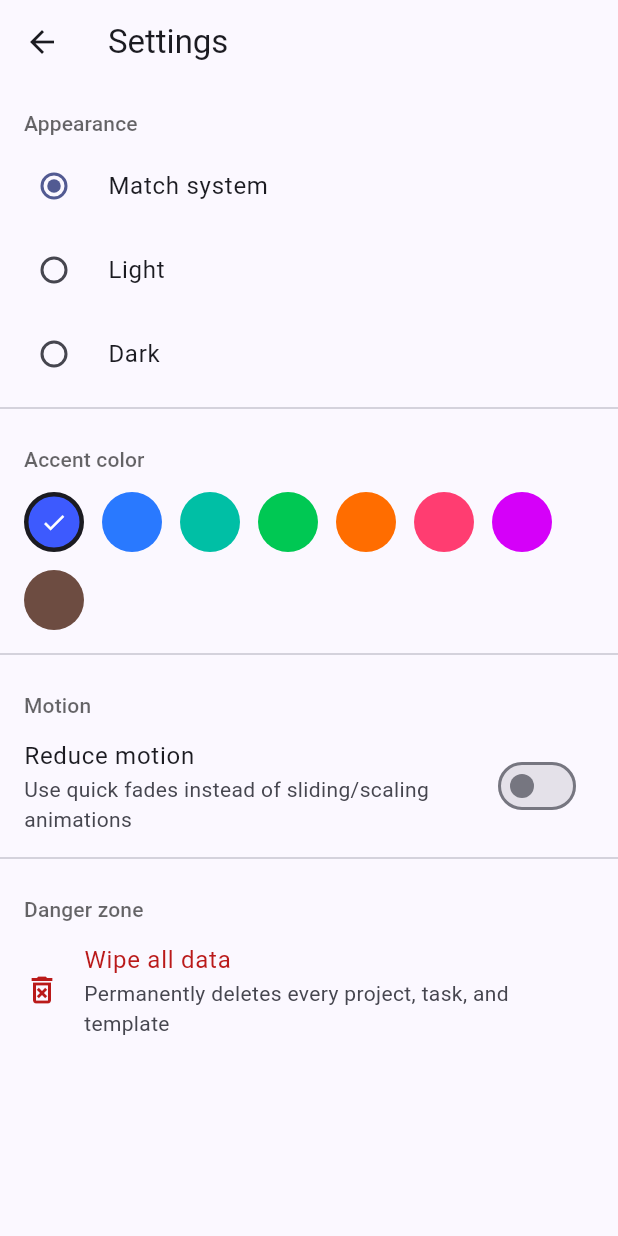
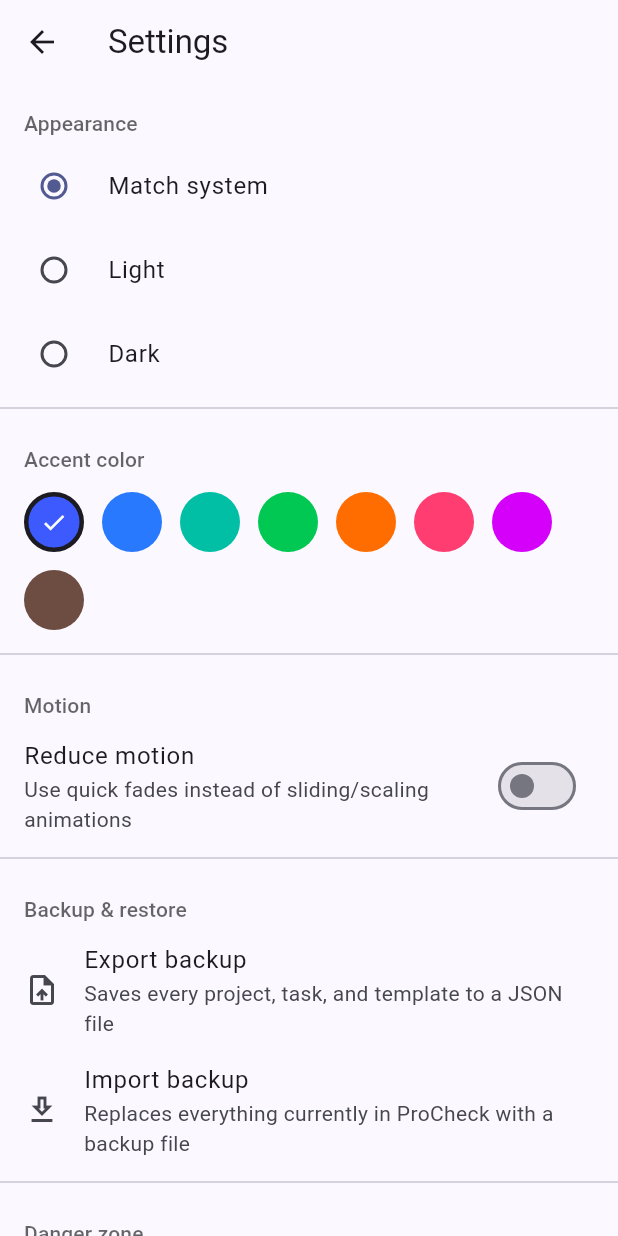
Before and after one commit to JellevdBerg/Procheck-listing-app, a Flutter app: the SettingsScreen screen opened directly, on a phone screen of 412 x 824 dp. Run offline on Flutter 3.47's test engine with Material 3 defaults, Android fonts, the phone set to English and light mode, and no system bars; our stand-ins replace file_picker, flutter_riverpod, hive, hive_flutter; accounts and stored records are empty.

Commit message:
Add backup/restore: export and re-import the full Hive store as JSON
Settings > Backup & restore gets two new actions:

- Export backup: serializes every project, task (with subtasks), task
  template, and setting to a single indented JSON file (via a native
  save dialog on desktop, a browser download on web), tagged with a
  schema version for forward compatibility.
- Import backup: picks a .json file, validates and parses it, confirms
  with the user (this replaces everything currently stored), then
  replaces every Hive box's contents and reloads each provider's state
  in one go via new restoreAll() methods.

Added toJson/fromJson to each Hive model (Project, Task, Subtask,
TaskTemplate, TemplateSubtask) and to AppSettings, all hand-written
rather than generated so the wire format stays independent of the Hive
adapters. Uses the file_picker package for the open/save dialogs, which
covers desktop, web, and mobile uniformly.

Added a unit test for the JSON round-trip and version/format validation
in backup_service_test.dart.

Co-Authored-By: Claude Sonnet 5 <noreply@anthropic.com>
Claude-Session: https://claude.ai/code/session_019yqX4kWsz4fTKXYhpjpwbe

```diff
--- /dev/null
+++ b/lib/data/backup_service.dart
@@ -0,0 +1,105 @@
+import '../models/project.dart';
+import '../models/task.dart';
+import '../models/task_template.dart';
+import '../providers/settings_provider.dart';
+
+/// The current on-disk shape of a backup file. Bump this if the shape of
+/// [buildBackupJson]/[parseBackupJson] ever changes incompatibly, and branch
+/// on it in [parseBackupJson] so older backups still import correctly.
+const backupSchemaVersion = 1;
+
+/// Thrown by [parseBackupJson] when the given JSON isn't a recognizable
+/// ProCheck backup (wrong shape, or a schema version this build doesn't
+/// know how to read).
+class BackupFormatException implements Exception {
+  BackupFormatException(this.message);
+  final String message;
+
+  @override
+  String toString() => message;
+}
+
+/// Everything [parseBackupJson] extracts from a backup file, ready to hand
+/// to each provider's `restoreAll`.
+class BackupData {
+  const BackupData({
+    required this.projects,
+    required this.tasks,
+    required this.taskTemplates,
+    required this.settings,
+  });
+
+  final List<Project> projects;
+  final List<Task> tasks;
+  final List<TaskTemplate> taskTemplates;
+  final AppSettings settings;
+}
+
+/// Builds the full-store JSON document written out by Settings > Export
+/// backup.
+Map<String, dynamic> buildBackupJson({
+  required List<Project> projects,
+  required List<Task> tasks,
+  required List<TaskTemplate> taskTemplates,
+  required AppSettings settings,
+}) {
+  return {
+    'schemaVersion': backupSchemaVersion,
+    'exportedAt': DateTime.now().toIso8601String(),
+    'projects': projects.map((p) => p.toJson()).toList(),
+    'tasks': tasks.map((t) => t.toJson()).toList(),
+    'taskTemplates': taskTemplates.map((t) => t.toJson()).toList(),
+    'settings': settings.toJson(),
+  };
+}
+
+/// Parses a backup document produced by [buildBackupJson] (or an older
+/// build's version of it). Throws [BackupFormatException] if [json] isn't a
+/// recognizable backup.
+BackupData parseBackupJson(Map<String, dynamic> json) {
+  final schemaVersion = json['schemaVersion'];
+  if (schemaVersion is! int) {
+    throw BackupFormatException("This file isn't a valid ProCheck backup.");
+  }
+  if (schemaVersion > backupSchemaVersion) {
+    throw BackupFormatException(
+      "This backup was made by a newer version of ProCheck and can't be "
+      'read here.',
+    );
+  }
+
+  try {
+    final projects = (json['projects'] as List<dynamic>? ?? [])
+        .map((p) => Project.fromJson(p as Map<String, dynamic>))
+        .toList();
+    final tasks = (json['tasks'] as List<dynamic>? ?? [])
+        .map((t) => Task.fromJson(t as Map<String, dynamic>))
+        .toList();
+    final taskTemplates = (json['taskTemplates'] as List<dynamic>? ?? [])
+        .map((t) => TaskTemplate.fromJson(t as Map<String, dynamic>))
+        .toList();
+    final settingsJson = json['settings'] as Map<String, dynamic>? ?? {};
+    final settings = AppSettings.fromJson(settingsJson);
+
+    return BackupData(
+      projects: projects,
+      tasks: tasks,
+      taskTemplates: taskTemplates,
+      settings: settings,
+    );
+  } on BackupFormatException {
+    rethrow;
+  } catch (e) {
+    throw BackupFormatException('This file isn\'t a valid ProCheck backup.');
+  }
+}
+
+/// A short, sortable default filename for a fresh export, e.g.
+/// `procheck-backup-2026-09-15-143210.json`.
+String suggestedBackupFileName([DateTime? now]) {
+  final t = now ?? DateTime.now();
+  String two(int n) => n.toString().padLeft(2, '0');
+  final stamp =
+      '${t.year}-${two(t.month)}-${two(t.day)}-${two(t.hour)}${two(t.minute)}${two(t.second)}';
+  return 'procheck-backup-$stamp.json';
+}
--- a/lib/models/project.dart
+++ b/lib/models/project.dart
@@ -31,4 +31,22 @@ class Project extends HiveObject {
   /// the missing field straight to `int` and crashes on startup.
   @HiveField(4, defaultValue: 0)
   int colorIndex;
+
+  Map<String, dynamic> toJson() => {
+    'id': id,
+    'name': name,
+    'createdAt': createdAt.toIso8601String(),
+    'lastOpenedAt': lastOpenedAt?.toIso8601String(),
+    'colorIndex': colorIndex,
+  };
+
+  factory Project.fromJson(Map<String, dynamic> json) => Project(
+    id: json['id'] as String,
+    name: json['name'] as String,
+    createdAt: DateTime.parse(json['createdAt'] as String),
+    lastOpenedAt: json['lastOpenedAt'] == null
+        ? null
+        : DateTime.parse(json['lastOpenedAt'] as String),
+    colorIndex: json['colorIndex'] as int? ?? 0,
+  );
 }
--- a/lib/models/subtask.dart
+++ b/lib/models/subtask.dart
@@ -14,4 +14,16 @@ class Subtask extends HiveObject {
 
   @HiveField(2)
   bool isChecked;
+
+  Map<String, dynamic> toJson() => {
+    'id': id,
+    'title': title,
+    'isChecked': isChecked,
+  };
+
+  factory Subtask.fromJson(Map<String, dynamic> json) => Subtask(
+    id: json['id'] as String,
+    title: json['title'] as String,
+    isChecked: json['isChecked'] as bool? ?? false,
+  );
 }
--- a/lib/models/task.dart
+++ b/lib/models/task.dart
@@ -50,4 +50,28 @@ class Task extends HiveObject {
 
   double get subtaskProgress =>
       subtasks.isEmpty ? 0 : completedSubtaskCount / subtasks.length;
+
+  Map<String, dynamic> toJson() => {
+    'id': id,
+    'title': title,
+    'isChecked': isChecked,
+    'notes': notes,
+    'subtasks': subtasks.map((s) => s.toJson()).toList(),
+    'projectId': projectId,
+    'createdAt': createdAt.toIso8601String(),
+    'templateId': templateId,
+  };
+
+  factory Task.fromJson(Map<String, dynamic> json) => Task(
+    id: json['id'] as String,
+    title: json['title'] as String,
+    isChecked: json['isChecked'] as bool? ?? false,
+    notes: json['notes'] as String?,
+    subtasks: (json['subtasks'] as List<dynamic>? ?? [])
+        .map((s) => Subtask.fromJson(s as Map<String, dynamic>))
+        .toList(),
+    projectId: json['projectId'] as String?,
+    createdAt: DateTime.parse(json['createdAt'] as String),
+    templateId: json['templateId'] as String?,
+  );
 }
--- a/lib/models/task_template.dart
+++ b/lib/models/task_template.dart
@@ -26,4 +26,20 @@ class TaskTemplate extends HiveObject {
 
   @HiveField(3)
   DateTime createdAt;
+
+  Map<String, dynamic> toJson() => {
+    'id': id,
+    'name': name,
+    'subtasks': subtasks.map((s) => s.toJson()).toList(),
+    'createdAt': createdAt.toIso8601String(),
+  };
+
+  factory TaskTemplate.fromJson(Map<String, dynamic> json) => TaskTemplate(
+    id: json['id'] as String,
+    name: json['name'] as String,
+    subtasks: (json['subtasks'] as List<dynamic>? ?? [])
+        .map((s) => TemplateSubtask.fromJson(s as Map<String, dynamic>))
+        .toList(),
+    createdAt: DateTime.parse(json['createdAt'] as String),
+  );
 }
--- a/lib/models/template_subtask.dart
+++ b/lib/models/template_subtask.dart
@@ -11,4 +11,9 @@ class TemplateSubtask extends HiveObject {
 
   @HiveField(1)
   String title;
+
+  Map<String, dynamic> toJson() => {'id': id, 'title': title};
+
+  factory TemplateSubtask.fromJson(Map<String, dynamic> json) =>
+      TemplateSubtask(id: json['id'] as String, title: json['title'] as String);
 }
--- a/lib/providers/settings_provider.dart
+++ b/lib/providers/settings_provider.dart
@@ -41,6 +41,22 @@ class AppSettings {
       themeMode: themeMode ?? this.themeMode,
       accentIndex: accentIndex ?? this.accentIndex,
       reduceMotion: reduceMotion ?? this.reduceMotion,
+    );
+  }
+
+  Map<String, dynamic> toJson() => {
+    'themeMode': themeMode.index,
+    'accentIndex': accentIndex,
+    'reduceMotion': reduceMotion,
+  };
+
+  factory AppSettings.fromJson(Map<String, dynamic> json) {
+    final accentIndex = json['accentIndex'] as int? ?? 0;
+    return AppSettings(
+      themeMode: ThemeMode
+          .values[(json['themeMode'] as int?) ?? ThemeMode.system.index],
+      accentIndex: accentIndex.clamp(0, accentPalette.length - 1),
+      reduceMotion: json['reduceMotion'] as bool? ?? false,
     );
   }
 }
@@ -93,4 +109,12 @@ class SettingsNotifier extends StateNotifier<AppSettings> {
       reduceMotion: false,
     );
   }
+
+  /// Replaces all settings at once. Used when restoring from a backup.
+  void restoreAll(AppSettings settings) {
+    unawaited(_box.put('themeMode', settings.themeMode.index));
+    unawaited(_box.put('accentIndex', settings.accentIndex));
+    unawaited(_box.put('reduceMotion', settings.reduceMotion));
+    state = settings;
+  }
 }
--- a/lib/screens/settings_screen.dart
+++ b/lib/screens/settings_screen.dart
@@ -1,6 +1,13 @@
+import 'dart:convert';
+import 'dart:io';
+import 'dart:typed_data';
+
+import 'package:file_picker/file_picker.dart';
+import 'package:flutter/foundation.dart' show kIsWeb;
 import 'package:flutter/material.dart';
 import 'package:flutter_riverpod/flutter_riverpod.dart';
 
+import '../data/backup_service.dart';
 import '../providers/projects_provider.dart';
 import '../providers/settings_provider.dart';
 import '../providers/task_templates_provider.dart';
@@ -68,6 +75,24 @@ class SettingsScreen extends ConsumerWidget {
             onChanged: notifier.setReduceMotion,
           ),
           const Divider(),
+          const _SectionLabel('Backup & restore'),
+          ListTile(
+            leading: const Icon(Icons.upload_file_outlined),
+            title: const Text('Export backup'),
+            subtitle: const Text(
+              'Saves every project, task, and template to a JSON file',
+            ),
+            onTap: () => _exportBackup(context, ref),
+          ),
+          ListTile(
+            leading: const Icon(Icons.download_outlined),
+            title: const Text('Import backup'),
+            subtitle: const Text(
+              'Replaces everything currently in ProCheck with a backup file',
+            ),
+            onTap: () => _importBackup(context, ref),
+          ),
+          const Divider(),
           const _SectionLabel('Danger zone'),
           ListTile(
             leading: Icon(
@@ -84,6 +109,110 @@ class SettingsScreen extends ConsumerWidget {
             onTap: () => _confirmWipe(context, ref),
           ),
         ],
+      ),
+    );
+  }
+
+  Future<void> _exportBackup(BuildContext context, WidgetRef ref) async {
+    final json = buildBackupJson(
+      projects: ref.read(projectsProvider),
+      tasks: ref.read(tasksProvider),
+      taskTemplates: ref.read(taskTemplatesProvider),
+      settings: ref.read(settingsProvider),
+    );
+    final bytes = Uint8List.fromList(
+      utf8.encode(const JsonEncoder.withIndent('  ').convert(json)),
+    );
+    final fileName = suggestedBackupFileName();
+
+    final savedPath = await FilePicker.platform.saveFile(
+      dialogTitle: 'Export ProCheck backup',
+      fileName: fileName,
+      type: FileType.custom,
+      allowedExtensions: ['json'],
+      // Only actually used by file_picker on web (it triggers the browser
+      // download); desktop/mobile just returns a path and the bytes below
+      // are written by hand instead.
+      bytes: bytes,
+    );
+    if (savedPath == null) return; // user cancelled
+
+    if (!kIsWeb) {
+      await File(savedPath).writeAsBytes(bytes);
+    }
+
+    if (context.mounted) {
+      ScaffoldMessenger.of(context).showSnackBar(
+        SnackBar(
+          content: Text(
+            kIsWeb ? 'Backup downloaded.' : 'Backup saved to $savedPath',
+          ),
+        ),
+      );
+    }
+  }
+
+  Future<void> _importBackup(BuildContext context, WidgetRef ref) async {
+    final result = await FilePicker.platform.pickFiles(
+      dialogTitle: 'Import ProCheck backup',
+      type: FileType.custom,
+      allowedExtensions: ['json'],
+      withData: true,
+    );
+    if (result == null || result.files.isEmpty) return;
+
+    final bytes = result.files.single.bytes;
+    if (bytes == null) {
+      if (context.mounted) {
+        _showImportError(context, "Couldn't read that file.");
+      }
+      return;
+    }
+
+    final BackupData data;
+    try {
+      final decoded = jsonDecode(utf8.decode(bytes)) as Map<String, dynamic>;
+      data = parseBackupJson(decoded);
+    } catch (e) {
+      if (context.mounted) {
+        _showImportError(
+          context,
+          e is BackupFormatException
+              ? e.message
+              : "This file isn't a valid ProCheck backup.",
+        );
+      }
+      return;
+    }
+
+    if (!context.mounted) return;
+    final confirmed = await showConfirmDialog(
+      context,
+      title: 'Import backup?',
+      message:
+          'This replaces everything currently in ProCheck with the backup: '
+          '${data.projects.length} project(s), ${data.tasks.length} task(s), '
+          'and ${data.taskTemplates.length} template(s). This cannot be undone.',
+      confirmLabel: 'Import',
+    );
+    if (!confirmed) return;
+
+    ref.read(projectsProvider.notifier).restoreAll(data.projects);
+    ref.read(tasksProvider.notifier).restoreAll(data.tasks);
+    ref.read(taskTemplatesProvider.notifier).restoreAll(data.taskTemplates);
+    ref.read(settingsProvider.notifier).restoreAll(data.settings);
+
+    if (context.mounted) {
+      ScaffoldMessenger.of(context)
+          .showSnackBar(const SnackBar(content: Text('Backup imported.')));
+    }
+  }
+
+  void _showImportError(BuildContext context, String message) {
+    ScaffoldMessenger.of(context).showSnackBar(
+      SnackBar(
+        content: Text(message),
+        backgroundColor: Theme.of(context).colorScheme.error,
       ),
     );
   }
--- a/pubspec.yaml
+++ b/pubspec.yaml
@@ -40,6 +40,7 @@ dependencies:
   hive_flutter: ^1.1.0
   path_provider: ^2.1.1
   uuid: ^4.5.1
+  file_picker: ^8.1.2
 
 dev_dependencies:
   flutter_test:
```
Also changed, not shown: lib/providers/projects_provider.dart (+9 -0 lines), lib/providers/task_templates_provider.dart (+9 -0 lines), lib/providers/tasks_provider.dart (+9 -0 lines), pubspec.lock, 2 other files.
